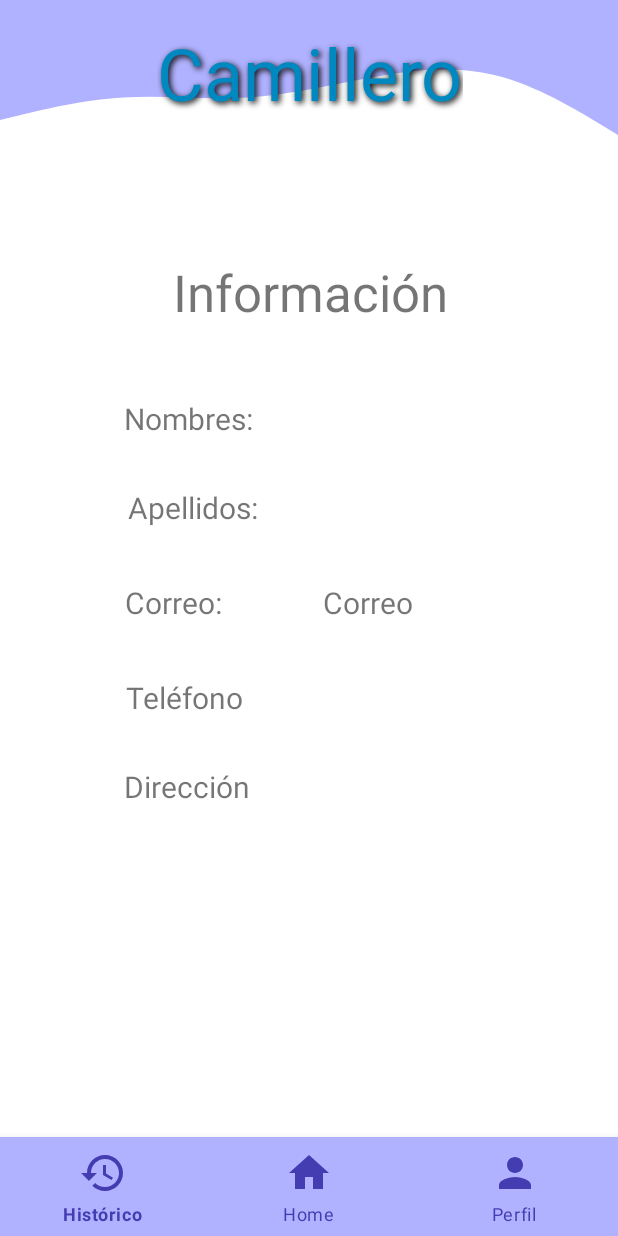
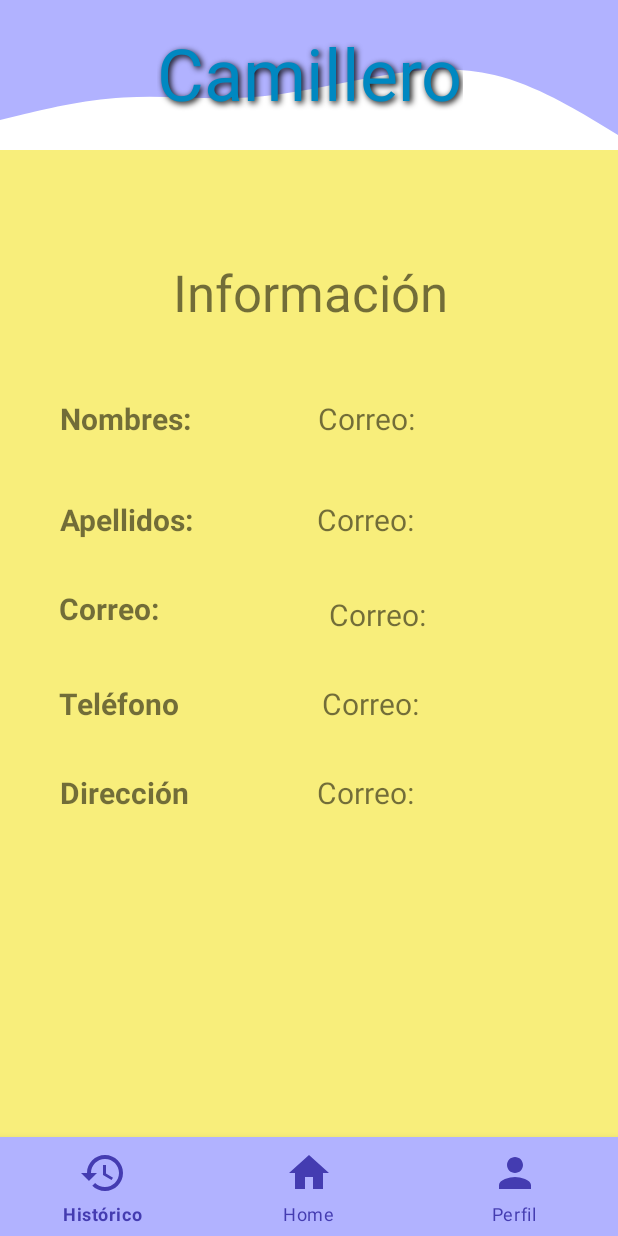
Before and after one commit to whilrod/Stretcher-App, an Android app: the fragment PerfilFragment placed in its activity, on a phone screen of 412 x 824 dp. Run offline under Robolectric (Android 15) with nearby library versions, the light colour scheme and no system bars.

Commit message:
Añadido perfil no funcional aun

```diff
--- a/app/src/main/java/com/example/prueba1/CamillerosFragment.kt
+++ b/app/src/main/java/com/example/prueba1/CamillerosFragment.kt
@@ -7,6 +7,7 @@ import android.view.View
 import android.view.ViewGroup
 import android.widget.FrameLayout
 import android.widget.Toast
+import androidx.constraintlayout.widget.ConstraintLayout
 
 import androidx.recyclerview.widget.LinearLayoutManager
 import androidx.recyclerview.widget.RecyclerView
@@ -32,7 +33,7 @@ class CamillerosFragment : Fragment() {
         savedInstanceState: Bundle?
     ): View? {
         _binding = FragmentCamillerosBinding.inflate(inflater)
-
+        var view: FrameLayout = binding.root
         return view
     }
 
--- a/app/src/main/java/com/example/prueba1/RegistroActivity.kt
+++ b/app/src/main/java/com/example/prueba1/RegistroActivity.kt
@@ -17,11 +17,12 @@ class RegistroActivity : Activity() {
         setContentView(binding.root)
         binding.btnRegistrarse.setOnClickListener { guardarUsuario() }
        // binding.ingresar.setOnClickListener { validar() }
+        //finish()
     }
 
     fun guardarUsuario(){
         val nombres :String = binding.nombres.text.toString()
-        val apellidos : String = binding.nombres.text.toString()
+        val apellidos : String = binding.apellidos.text.toString()
         val correo : String = binding.txtEmail.text.toString()
         val telefono : String= binding.telefono.text.toString()
         val direccion : String=binding.direccion.text.toString()
--- /dev/null
+++ b/app/src/main/res/drawable/ic_baseline_article_24.xml
@@ -0,0 +1,5 @@
+<vector android:autoMirrored="true" android:height="128dp"
+    android:tint="#B1B2FF" android:viewportHeight="24"
+    android:viewportWidth="24" android:width="128dp" xmlns:android="http://schemas.android.com/apk/res/android">
+    <path android:fillColor="@android:color/white" android:pathData="M19,3L5,3c-1.1,0 -2,0.9 -2,2v14c0,1.1 0.9,2 2,2h14c1.1,0 2,-0.9 2,-2L21,5c0,-1.1 -0.9,-2 -2,-2zM14,17L7,17v-2h7v2zM17,13L7,13v-2h10v2zM17,9L7,9L7,7h10v2z"/>
+</vector>
--- a/app/src/main/res/layout/fragment_perfil.xml
+++ b/app/src/main/res/layout/fragment_perfil.xml
@@ -8,7 +8,34 @@
 
     <androidx.constraintlayout.widget.ConstraintLayout
         android:layout_width="match_parent"
-        android:layout_height="match_parent">
+        android:layout_height="match_parent"
+        android:background="@color/amarillo">
+
+        <TextView
+            android:id="@+id/apellidos_perfil"
+            android:layout_width="wrap_content"
+            android:layout_height="wrap_content"
+            android:layout_marginTop="40dp"
+            android:text="Correo:"
+            android:textAlignment="textStart"
+            android:textSize="20sp"
+            app:layout_constraintEnd_toEndOf="parent"
+            app:layout_constraintHorizontal_bias="0.362"
+            app:layout_constraintStart_toEndOf="@+id/correo5"
+            app:layout_constraintTop_toBottomOf="@+id/nombres_perfil" />
+
+        <TextView
+            android:id="@+id/nombres_perfil"
+            android:layout_width="wrap_content"
+            android:layout_height="wrap_content"
+            android:layout_marginTop="48dp"
+            android:text="Correo:"
+            android:textAlignment="textStart"
+            android:textSize="20sp"
+            app:layout_constraintEnd_toEndOf="parent"
+            app:layout_constraintHorizontal_bias="0.37"
+            app:layout_constraintStart_toEndOf="@+id/correo4"
+            app:layout_constraintTop_toBottomOf="@+id/textView13" />
 
         <TextView
             android:id="@+id/correo4"
@@ -17,8 +44,9 @@
             android:layout_marginTop="48dp"
             android:text="Nombres: "
             android:textSize="20sp"
+            android:textStyle="bold"
             app:layout_constraintEnd_toEndOf="parent"
-            app:layout_constraintHorizontal_bias="0.257"
+            app:layout_constraintHorizontal_bias="0.126"
             app:layout_constraintStart_toStartOf="parent"
             app:layout_constraintTop_toBottomOf="@+id/textView13" />
 
@@ -29,8 +57,9 @@
             android:layout_marginTop="32dp"
             android:text="Dirección "
             android:textSize="20sp"
+            android:textStyle="bold"
             app:layout_constraintEnd_toEndOf="parent"
-            app:layout_constraintHorizontal_bias="0.255"
+            app:layout_constraintHorizontal_bias="0.125"
             app:layout_constraintStart_toStartOf="parent"
             app:layout_constraintTop_toBottomOf="@+id/correo3" />
 
@@ -41,20 +70,22 @@
             android:layout_marginTop="36dp"
             android:text="Teléfono"
             android:textSize="20sp"
+            android:textStyle="bold"
             app:layout_constraintEnd_toEndOf="parent"
-            app:layout_constraintHorizontal_bias="0.252"
+            app:layout_constraintHorizontal_bias="0.119"
             app:layout_constraintStart_toStartOf="parent"
-            app:layout_constraintTop_toBottomOf="@+id/correo" />
+            app:layout_constraintTop_toBottomOf="@+id/correo2" />
 
         <TextView
             android:id="@+id/correo2"
             android:layout_width="wrap_content"
             android:layout_height="wrap_content"
-            android:layout_marginTop="288dp"
-            android:text="Correo"
+            android:layout_marginTop="292dp"
+            android:text="Correo: "
             android:textSize="20sp"
+            android:textStyle="bold"
             app:layout_constraintEnd_toEndOf="parent"
-            app:layout_constraintHorizontal_bias="0.611"
+            app:layout_constraintHorizontal_bias="0.115"
             app:layout_constraintStart_toStartOf="parent"
             app:layout_constraintTop_toTopOf="parent" />
 
@@ -71,26 +102,54 @@
             app:layout_constraintTop_toTopOf="parent" />
 
         <TextView
-            android:id="@+id/correo"
+            android:id="@+id/correo_perfil"
             android:layout_width="wrap_content"
             android:layout_height="wrap_content"
             android:layout_marginTop="36dp"
-            android:text="Correo: "
+            android:text="Correo:"
+            android:textAlignment="textStart"
             android:textSize="20sp"
             app:layout_constraintEnd_toEndOf="parent"
-            app:layout_constraintHorizontal_bias="0.243"
-            app:layout_constraintStart_toStartOf="parent"
-            app:layout_constraintTop_toBottomOf="@+id/correo5" />
+            app:layout_constraintHorizontal_bias="0.458"
+            app:layout_constraintStart_toEndOf="@+id/correo2"
+            app:layout_constraintTop_toBottomOf="@+id/apellidos_perfil" />
+
+        <TextView
+            android:id="@+id/telefono_perfil"
+            android:layout_width="wrap_content"
+            android:layout_height="wrap_content"
+            android:layout_marginTop="32dp"
+            android:text="Correo:"
+            android:textAlignment="textStart"
+            android:textSize="20sp"
+            app:layout_constraintEnd_toEndOf="parent"
+            app:layout_constraintHorizontal_bias="0.418"
+            app:layout_constraintStart_toEndOf="@+id/correo3"
+            app:layout_constraintTop_toBottomOf="@+id/correo_perfil" />
+
+        <TextView
+            android:id="@+id/direccion_perfil"
+            android:layout_width="wrap_content"
+            android:layout_height="wrap_content"
+            android:layout_marginTop="32dp"
+            android:text="Correo:"
+            android:textAlignment="textStart"
+            android:textSize="20sp"
+            app:layout_constraintEnd_toEndOf="parent"
+            app:layout_constraintHorizontal_bias="0.372"
+            app:layout_constraintStart_toEndOf="@+id/correo6"
+            app:layout_constraintTop_toBottomOf="@+id/telefono_perfil" />
 
         <TextView
             android:id="@+id/correo5"
             android:layout_width="wrap_content"
             android:layout_height="wrap_content"
-            android:layout_marginTop="32dp"
+            android:layout_marginTop="40dp"
             android:text="Apellidos: "
             android:textSize="20sp"
+            android:textStyle="bold"
             app:layout_constraintEnd_toEndOf="parent"
-            app:layout_constraintHorizontal_bias="0.266"
+            app:layout_constraintHorizontal_bias="0.126"
             app:layout_constraintStart_toStartOf="parent"
             app:layout_constraintTop_toBottomOf="@+id/correo4" />
 
```
Also changed, not shown: app/src/main/AndroidManifest.xml (+9 -0 lines), app/src/main/java/com/example/prueba1/CreaServicio1.kt (+20 -8 lines), app/src/main/java/com/example/prueba1/PerfilFragment.kt (+19 -6 lines), app/src/main/java/com/example/prueba1/RecyclerServicio.kt (added, +53 -0 lines), app/src/main/java/com/example/prueba1/Servicios.kt (added, +14 -0 lines), app/src/main/java/com/example/prueba1/ServiciosFragment.kt (+24 -1 lines), app/src/main/res/layout/card_servicio_jefe.xml (added, +147 -0 lines), app/src/main/res/layout/fragment_servicios.xml (+9 -0 lines).
